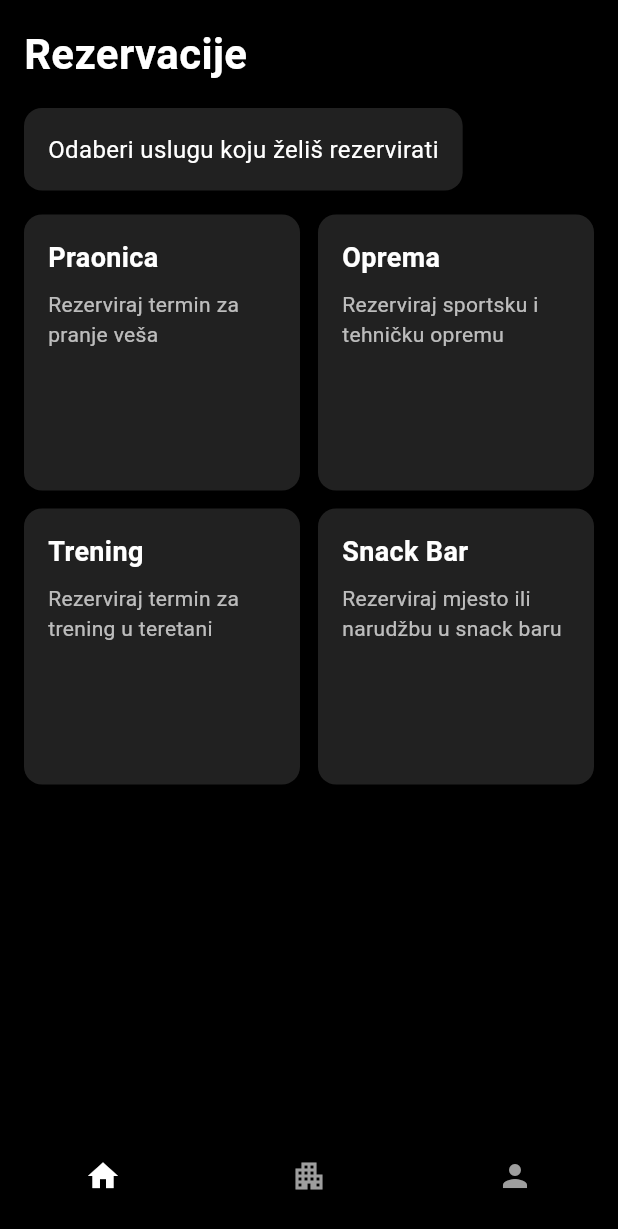
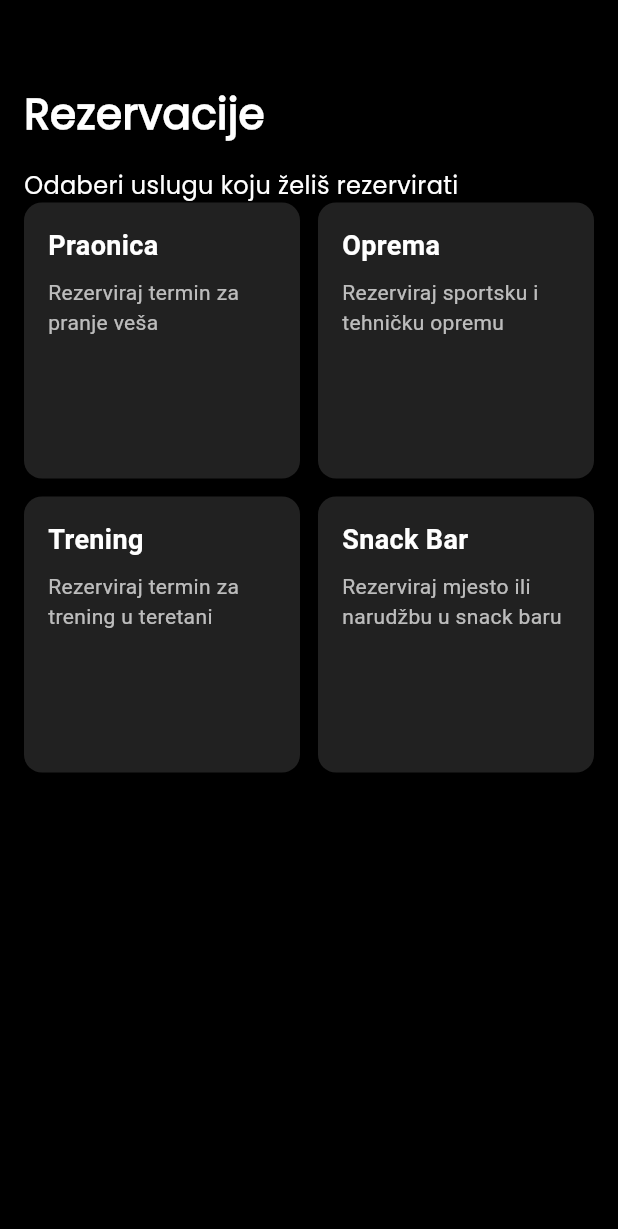
Before and after one commit to berojed/MojTrsat, a Flutter app: the ReservationsScreen screen opened by its route, on a phone screen of 412 x 824 dp. Shown: the top 1229 px of the screen. Run offline on Flutter 3.47's test engine with Material 3 defaults, Android fonts, the phone set to English and light mode, and no system bars; our stand-ins replace curved_navigation_bar, flutter_riverpod, go_router, google_sign_in, supabase_flutter; missing offline and left inert: dart:ffi; accounts and stored records are empty.

Commit message:
gym functionality implemented

```diff
--- a/lib/data/models/gym_membership.dart
+++ b/lib/data/models/gym_membership.dart
@@ -3,11 +3,10 @@ class GymMembership {
   String userID;
   String? membershipType;
   int membershipLength;
-  int membershipDaysLeft;
   List<String> membershipHistory = [];
   DateTime createdAt;
 
-  GymMembership({required this.membershipID, required this.userID, required this.membershipType, required this.membershipLength, required this.membershipDaysLeft, required this.membershipHistory, required this.createdAt});
+  GymMembership({required this.membershipID, required this.userID, required this.membershipType, required this.membershipLength, required this.membershipHistory, required this.createdAt});
 
   Map<String,dynamic> toJson()
   {
@@ -16,7 +15,6 @@ class GymMembership {
       'userID':userID,
       'membershipType':membershipType,
       'membershipLength':membershipLength,
-      'membershipDaysLeft':membershipDaysLeft,
       'membershipHistory':membershipHistory,
       'createdAt':createdAt.toIso8601String()
     };
@@ -29,7 +27,6 @@ class GymMembership {
       userID: json["userID"] ?? "",
       membershipType: json["membershipType"] ?? "",
       membershipLength: json["membershipLength"] ?? 0,
-      membershipDaysLeft: json["membershipDaysLeft"] ?? 0,
       membershipHistory: (json["membershipHistory"] != null) ? List<String>.from(json["membershipHistory"]) : [],
       createdAt: (json["createdAt"] != null)
             ? (json["createdAt"] is String
--- a/lib/src/app.dart
+++ b/lib/src/app.dart
@@ -1,14 +1,14 @@
 import 'package:flutter/material.dart';
-import 'package:mojtrsat/views/screens/chat_screen.dart';
-import 'package:mojtrsat/views/screens/gym_screen.dart';
-import 'package:mojtrsat/views/screens/laundry_screen.dart';
-import 'package:mojtrsat/views/screens/login_screen.dart';
-import 'package:mojtrsat/views/screens/main_screen.dart';
-import 'package:mojtrsat/views/screens/reservations_screen.dart';
+import 'package:mojtrsat/views/screens/main/chat_screen.dart';
+import 'package:mojtrsat/views/screens/main/gym_screen.dart';
+import 'package:mojtrsat/views/screens/main/laundry_screen.dart';
+import 'package:mojtrsat/views/screens/login_and_registration/login_screen.dart';
+import 'package:mojtrsat/views/screens/main/main_screen.dart';
+import 'package:mojtrsat/views/screens/main/reservations_screen.dart';
 import 'package:mojtrsat/views/widgets/bottom_nav_bar.dart';
-import 'package:mojtrsat/views/screens/canteen_screen.dart';
-import 'package:mojtrsat/views/screens/registration_screen.dart';
-import 'package:mojtrsat/views/screens/settings_screen.dart';
+import 'package:mojtrsat/views/screens/home/canteen_screen.dart';
+import 'package:mojtrsat/views/screens/login_and_registration/registration_screen.dart';
+import 'package:mojtrsat/views/screens/settings/settings_screen.dart';
 import 'package:go_router/go_router.dart';
 
 class MyApp extends StatelessWidget {
@@ -33,7 +33,7 @@ class MyApp extends StatelessWidget {
           path: '/reservations',
           builder: (context, state) => ReservationsScreen()),
       GoRoute(
-          path: '/reservations/laundry',
+          path: '/laundry',
           builder: (context, state) => LaundryScreen()),
           GoRoute(path: '/gym', builder: (context, state) => GymScreen()),
     ],
--- a/lib/views/screens/main_screen.dart
+++ b/lib/views/screens/main/main_screen.dart
@@ -32,7 +32,7 @@ class MainScreen extends StatelessWidget {
                 ),
                 child: GestureDetector(
                   onTap: () {
-                    context.push('/reservations/laundry');
+                    context.push('/reservations');
                   },
                   child: const Text('Rezervacija termina pranja veša, opreme i ostalih usluga',
                   style: TextStyle(color: Colors.white, fontSize: 22, fontWeight: FontWeight.bold),)
--- /dev/null
+++ b/lib/views/screens/main/reservations_screen.dart
@@ -0,0 +1,98 @@
+import 'package:flutter/material.dart';
+import 'package:go_router/go_router.dart';
+
+class ReservationsScreen extends StatelessWidget {
+  const ReservationsScreen({super.key});
+
+  @override
+  Widget build(BuildContext context) {
+    return Scaffold(
+      backgroundColor: Colors.black,
+      body: Padding(
+        padding: const EdgeInsets.all(16.0),
+        child: Column(
+          crossAxisAlignment: CrossAxisAlignment.start,
+          children: [
+            const SizedBox(height: 40),
+            const Text(
+              'Rezervacije',
+              style: TextStyle(
+                  fontSize: 28,
+                  fontWeight: FontWeight.bold,
+                  color: Colors.white,fontFamily: 'Poppins'),
+
+            ),
+            const SizedBox(height: 16),
+            const Text(
+                'Odaberi uslugu koju želiš rezervirati',
+                style: TextStyle(fontSize: 16, color: Colors.white,fontFamily: 'Poppins'),
+            ),
+            Expanded(
+              child: GridView.count(
+                crossAxisCount: 2,
+                crossAxisSpacing: 12,
+                mainAxisSpacing: 12,
+                children: const [
+                  CategoryCard(
+                      title: 'Praonica',
+                      subtitle: 'Rezerviraj termin za pranje veša',
+                      route: '/laundry'),
+                  CategoryCard(
+                      title: 'Oprema',
+                      subtitle: 'Rezerviraj sportsku i tehničku opremu',
+                      route: '/laundry'),
+                  CategoryCard(
+                      title: 'Trening',
+                      subtitle: 'Rezerviraj termin za trening u teretani',
+                      route: '/laundry'),
+                  CategoryCard(
+                      title: 'Snack Bar',
+                      subtitle: 'Rezerviraj mjesto ili narudžbu u snack baru',
+                      route: '/laundry'),
+                ],
+              ),
+            ),
+          ],
+        ),
+      ),
+    );
+  }
+}
+
+class CategoryCard extends StatelessWidget {
+  final String title;
+  final String subtitle;
+  final String route;
+
+  const CategoryCard({super.key, required this.title, required this.subtitle, required this.route});
+
+  @override
+  Widget build(BuildContext context) {
+    return Container(
+        padding: const EdgeInsets.all(16),
+        decoration: BoxDecoration(
+          color: Colors.grey[900],
+          borderRadius: BorderRadius.circular(12),
+        ),
+        child: GestureDetector(
+          onTap: () => context.push(route),
+          child: Column(
+            crossAxisAlignment: CrossAxisAlignment.start,
+            children: [
+              Text(
+                title,
+                style: const TextStyle(
+                    fontSize: 18,
+                    fontWeight: FontWeight.bold,
+                    color: Colors.white),
+              ),
+              const SizedBox(height: 8),
+              Text(
+                subtitle,
+                style: const TextStyle(fontSize: 14, color: Colors.white70),
+              ),
+            ],
+          ),
+        ));
+  }
+}
--- a/lib/views/screens/reservations_screen.dart
+++ /dev/null
@@ -1,104 +0,0 @@
-import 'package:flutter/material.dart';
-
-class ReservationsScreen extends StatelessWidget {
-  const ReservationsScreen({super.key});
-
-  @override
-  Widget build(BuildContext context) {
-    return Scaffold(
-      backgroundColor: Colors.black,
-      bottomNavigationBar: BottomNavigationBar(
-        backgroundColor: Colors.black,
-        selectedItemColor: Colors.white,
-        unselectedItemColor: Colors.grey,
-        items: const [
-          BottomNavigationBarItem(icon: Icon(Icons.home), label: ''),
-          BottomNavigationBarItem(icon: Icon(Icons.apartment), label: ''),
-          BottomNavigationBarItem(icon: Icon(Icons.person), label: ''),
-        ],
-      ),
-      body: Padding(
-        padding: const EdgeInsets.all(16.0),
-        child: Column(
-          crossAxisAlignment: CrossAxisAlignment.start,
-          children: [
-            const Text(
-              'Rezervacije',
-              style: TextStyle(
-                  fontSize: 28,
-                  fontWeight: FontWeight.bold,
-                  color: Colors.white),
-            ),
-            const SizedBox(height: 16),
-            Container(
-              padding: const EdgeInsets.all(16),
-              decoration: BoxDecoration(
-                color: Colors.grey[900],
-                borderRadius: BorderRadius.circular(12),
-              ),
-              child: const Text(
-                'Odaberi uslugu koju želiš rezervirati',
-                style: TextStyle(fontSize: 16, color: Colors.white),
-              ),
-            ),
-            const SizedBox(height: 16),
-            Expanded(
-              child: GridView.count(
-                crossAxisCount: 2,
-                crossAxisSpacing: 12,
-                mainAxisSpacing: 12,
-                children: const [
-                  CategoryCard(
-                      title: 'Praonica',
-                      subtitle: 'Rezerviraj termin za pranje veša'),
-                  CategoryCard(
-                      title: 'Oprema',
-                      subtitle: 'Rezerviraj sportsku i tehničku opremu'),
-                  CategoryCard(
-                      title: 'Trening',
-                      subtitle: 'Rezerviraj termin za trening u teretani'),
-                  CategoryCard(
-                      title: 'Snack Bar',
-                      subtitle: 'Rezerviraj mjesto ili narudžbu u snack baru'),
-                ],
-              ),
-            ),
-          ],
-        ),
-      ),
-    );
-  }
-}
-
-class CategoryCard extends StatelessWidget {
-  final String title;
-  final String subtitle;
-
-  const CategoryCard({super.key, required this.title, required this.subtitle});
-
-  @override
-  Widget build(BuildContext context) {
-    return Container(
-      padding: const EdgeInsets.all(16),
-      decoration: BoxDecoration(
-        color: Colors.grey[900],
-        borderRadius: BorderRadius.circular(12),
-      ),
-      child: Column(
-        crossAxisAlignment: CrossAxisAlignment.start,
-        children: [
-          Text(
-            title,
-            style: const TextStyle(
-                fontSize: 18, fontWeight: FontWeight.bold, color: Colors.white),
-          ),
-          const SizedBox(height: 8),
-          Text(
-            subtitle,
-            style: const TextStyle(fontSize: 14, color: Colors.white70),
-          ),
-        ],
-      ),
-    );
-  }
-}
--- a/lib/views/widgets/bottom_nav_bar.dart
+++ b/lib/views/widgets/bottom_nav_bar.dart
@@ -2,9 +2,9 @@ import 'package:flutter_riverpod/flutter_riverpod.dart';
 import 'package:curved_navigation_bar/curved_navigation_bar.dart';
 import 'package:flutter/material.dart';
 import 'package:mojtrsat/viewmodels/providers.dart';
-import 'package:mojtrsat/views/screens/home_screen.dart';
-import 'package:mojtrsat/views/screens/main_screen.dart';
-import 'package:mojtrsat/views/screens/settings_screen.dart';
+import 'package:mojtrsat/views/screens/home/home_screen.dart';
+import 'package:mojtrsat/views/screens/main/main_screen.dart';
+import 'package:mojtrsat/views/screens/settings/settings_screen.dart';
 
 class BottomNavigationNotifier extends StateNotifier<int> {
   BottomNavigationNotifier() : super(0);
```
Also changed, not shown: lib/viewmodels/gymViewModel.dart (+59 -37 lines), lib/views/screens/gym_screen.dart (deleted, +0 -186 lines), lib/views/screens/main/gym_screen.dart (added, +207 -0 lines), lib/views/screens/home/canteen_screen.dart (renamed from lib/views/screens/canteen_screen.dart), lib/views/screens/home/home_screen.dart (renamed from lib/views/screens/home_screen.dart), lib/views/screens/login_and_registration/login_screen.dart (renamed from lib/views/screens/login_screen.dart), lib/views/screens/login_and_registration/registration_screen.dart (renamed from lib/views/screens/registration_screen.dart), lib/views/screens/main/chat_screen.dart (renamed from lib/views/screens/chat_screen.dart), lib/views/screens/main/laundry_screen.dart (renamed from lib/views/screens/laundry_screen.dart), lib/views/screens/settings/settings_screen.dart (renamed from lib/views/screens/settings_screen.dart), 4 other files.
